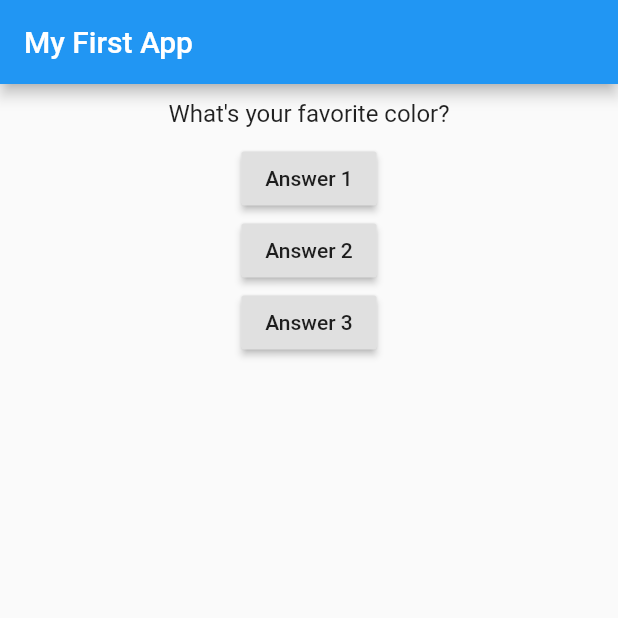
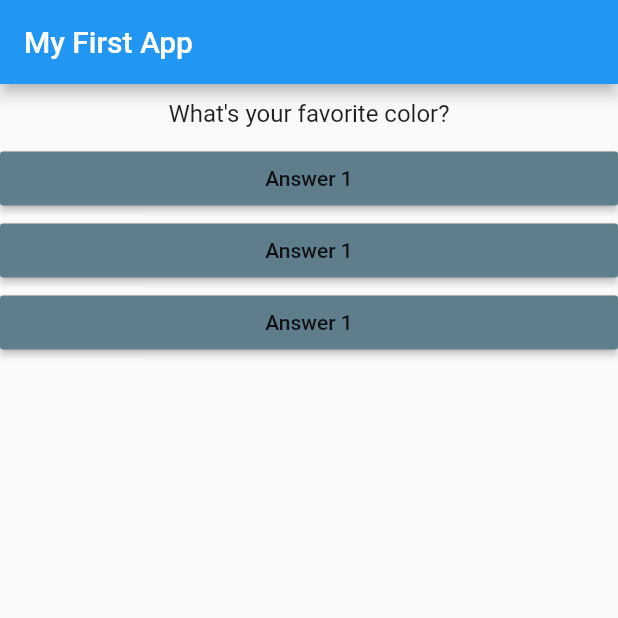
Before and after one commit to anuragtomer/flutter_apps, a Flutter app: the screen it shows after launch, on a phone screen of 412 x 824 dp, the top half of it. Run offline on Flutter 3.47's test engine with Material 2 defaults, Android fonts, the phone set to English and light mode, and no system bars.

```diff
--- /dev/null
+++ b/flutter_complete_guide/lib/answer.dart
@@ -0,0 +1,19 @@
+import 'package:flutter/material.dart';
+
+class Answer extends StatelessWidget {
+
+  final Function selectHandler;
+  Answer(this.selectHandler);
+
+  @override
+  Widget build(BuildContext context) {
+    return Container(
+      width: double.infinity,
+      child: RaisedButton(
+        color: Colors.blueGrey,
+        child: Text('Answer 1'),
+        onPressed: selectHandler,
+      ),
+    );
+  }
+}
--- a/flutter_complete_guide/lib/main.dart
+++ b/flutter_complete_guide/lib/main.dart
@@ -1,5 +1,7 @@
 import 'package:flutter/material.dart';
 import './question.dart';
+
+import './answer.dart';
 // void main() {
 //   runApp(MyApp());
 // }
@@ -49,25 +51,9 @@ class _MyAppState extends State<MyApp> {
           children: [
             Question(questions[
                 _questionIndex]), // This is the question text. Following would be the options for it.
-            RaisedButton(
-              child: Text('Answer 1'),
-              // This needs to be a pointer to the function to be executed.
-              // Adding braces would execute this function. We don't want that. We want to give the control to flutter when to execute the function.
-              onPressed: _answerQuestion,
-            ),
-            RaisedButton(
-              child: Text('Answer 2'),
-              // Anonymous function with just single line. Thus using a smaller version of writing function.
-              onPressed: () => print('Answer 2 chosen.'),
-            ),
-            RaisedButton(
-              child: Text('Answer 3'),
-              // Again anonymous function but with multiple lines hence using another way of writing function.
-              onPressed: () {
-                print('Answer 3 chosen.');
-                print('This is a longer function.');
-              }, // Adding () here would execute this function here. We don't want that. We want to give control to flutter when to run this.
-            ),
+            Answer(_answerQuestion),
+            Answer(_answerQuestion),
+            Answer(_answerQuestion),
           ],
         ),
       ),
```
